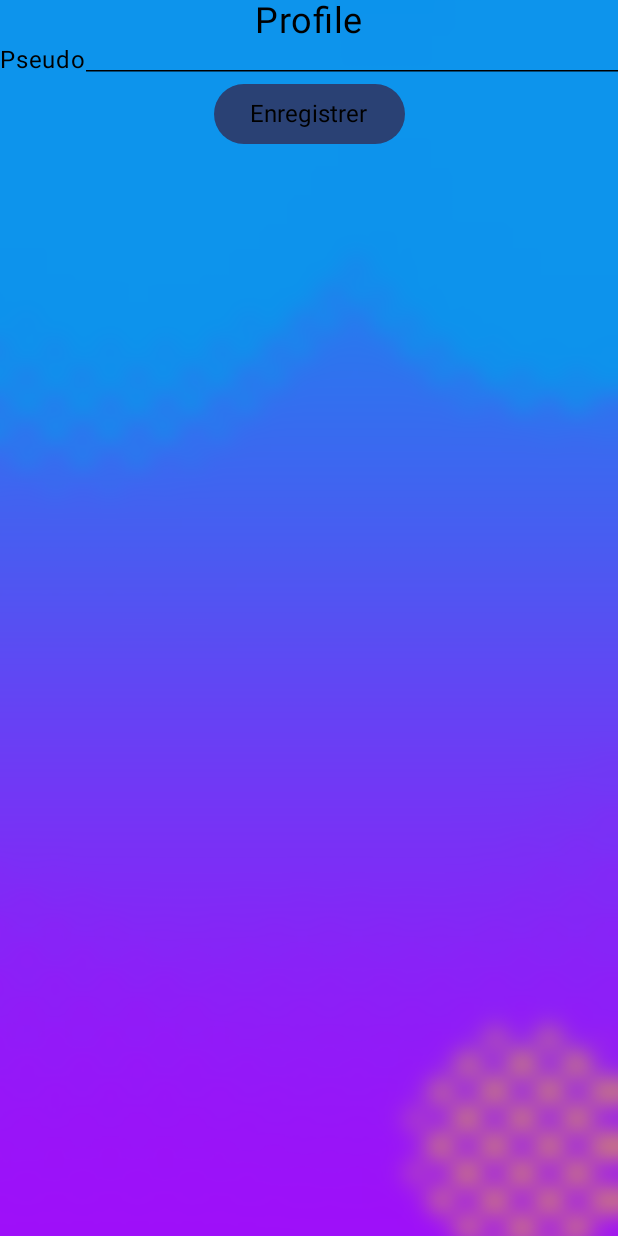
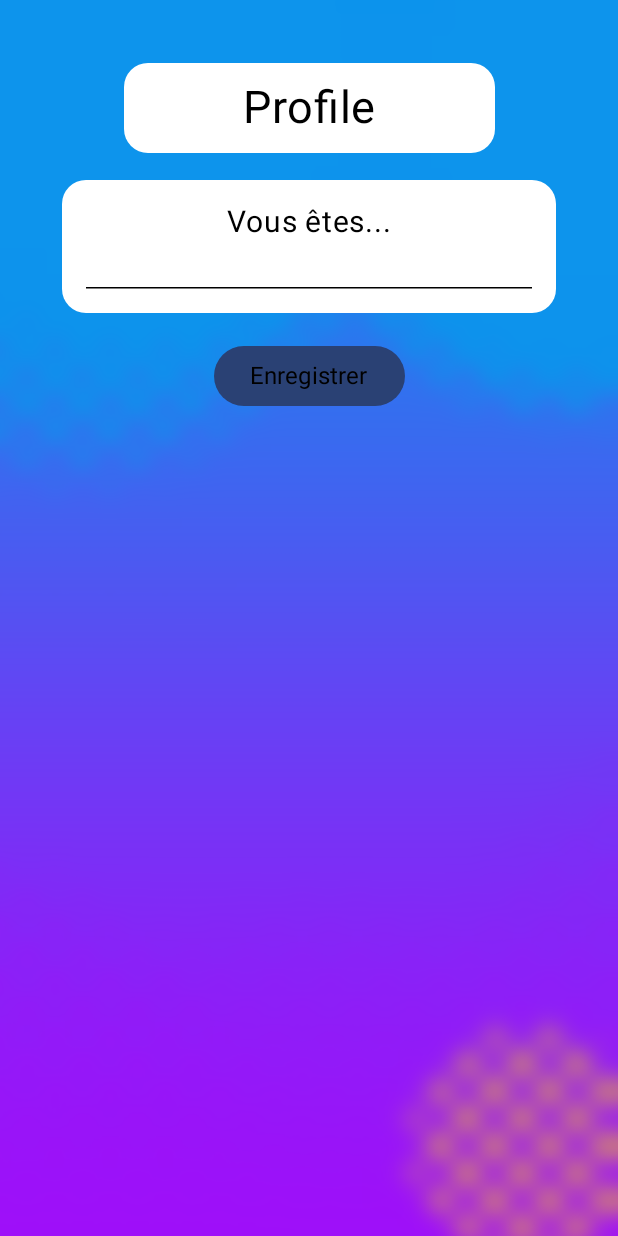
Before and after one commit to SuyuKuka/What-The-Fact-Quiz, an Android app built with Jetpack Compose: the composable ProfileScreen shown on its own in the app's theme, on a phone screen of 412 x 824 dp. Run offline under Robolectric (Android 15) with nearby library versions, the phone set to English and light mode, and no system bars; our stand-ins replace Navigation 3, Room's generated code.

Commit message:
simplification + deco profile

```diff
--- a/app/src/main/java/fr/uparis/chenliu/projet/ui/menu/MenuActivity.kt
+++ b/app/src/main/java/fr/uparis/chenliu/projet/ui/menu/MenuActivity.kt
@@ -9,8 +9,15 @@
 import androidx.activity.ComponentActivity
 import androidx.activity.compose.setContent
 import androidx.compose.foundation.Image
+import androidx.compose.foundation.background
+import androidx.compose.foundation.layout.Column
+import androidx.compose.foundation.layout.Row
+import androidx.compose.foundation.layout.Spacer
 import androidx.compose.foundation.layout.fillMaxSize
+import androidx.compose.foundation.layout.fillMaxWidth
+import androidx.compose.foundation.layout.height
 import androidx.compose.foundation.layout.padding
+import androidx.compose.foundation.shape.RoundedCornerShape
 import androidx.compose.material3.AlertDialog
 import androidx.compose.material3.Button
 import androidx.compose.material3.Scaffold
@@ -19,7 +26,9 @@
 import androidx.compose.material3.Text
 import androidx.compose.runtime.Composable
 import androidx.compose.runtime.remember
+import androidx.compose.ui.Alignment
 import androidx.compose.ui.Modifier
+import androidx.compose.ui.draw.clip
 import androidx.compose.ui.graphics.Color
 import androidx.compose.ui.layout.ContentScale
 import androidx.compose.ui.platform.LocalContext
@@ -28,6 +37,7 @@
 import androidx.compose.ui.text.font.FontFamily
 import androidx.compose.ui.text.style.TextAlign
 import androidx.compose.ui.unit.TextUnit
+import androidx.compose.ui.unit.dp
 import androidx.compose.ui.unit.sp
 import androidx.lifecycle.viewmodel.compose.viewModel
 import androidx.navigation3.runtime.entryProvider
@@ -139,6 +149,40 @@
 }
 
 @Composable
+fun DecoCard(
+    title: String,
+    font: List<Int>,
+    modifier: Modifier = Modifier,
+    title2: String = "",
+    backgroundColor: Color = Color.White,
+    content: @Composable () -> Unit
+) {
+    Column(
+        modifier = modifier
+            .fillMaxWidth(0.8f)
+            .clip(RoundedCornerShape(16.dp))
+            .background(backgroundColor)
+            .padding(16.dp),
+        horizontalAlignment = Alignment.CenterHorizontally
+    ) {
+        Row {
+            DisplayText(text = title, font = font, fontSize = 20.sp)
+        }
+        if (title2 != "") {
+            Row {
+                DisplayText(text = title2, font = font, fontSize = 20.sp)
+            }
+        }
+        Spacer(modifier = Modifier.height(8.dp))
+        content()
+    }
+}
+
+
+
+
+
+@Composable
 fun DisplayBackground(currentBackground: Int) {
     Image(
         painter = painterResource(id = currentBackground),
--- a/app/src/main/java/fr/uparis/chenliu/projet/ui/menu/ProfileScreen.kt
+++ b/app/src/main/java/fr/uparis/chenliu/projet/ui/menu/ProfileScreen.kt
@@ -1,10 +1,18 @@
 package fr.uparis.chenliu.projet.ui.menu
 
+import android.provider.SyncStateContract.Helpers.update
+import android.widget.Toast
+import androidx.compose.foundation.background
+import androidx.compose.foundation.layout.Arrangement
 import androidx.compose.foundation.layout.Box
 import androidx.compose.foundation.layout.Column
 import androidx.compose.foundation.layout.Row
+import androidx.compose.foundation.layout.Spacer
 import androidx.compose.foundation.layout.fillMaxSize
 import androidx.compose.foundation.layout.fillMaxWidth
+import androidx.compose.foundation.layout.height
+import androidx.compose.foundation.layout.padding
+import androidx.compose.foundation.shape.RoundedCornerShape
 import androidx.compose.foundation.text.BasicTextField
 import androidx.compose.foundation.text.KeyboardActions
 import androidx.compose.foundation.text.KeyboardOptions
@@ -13,7 +21,9 @@
 import androidx.compose.runtime.Composable
 import androidx.compose.ui.Alignment
 import androidx.compose.ui.Modifier
+import androidx.compose.ui.draw.clip
 import androidx.compose.ui.graphics.Color
+import androidx.compose.ui.platform.LocalContext
 import androidx.compose.ui.text.TextStyle
 import androidx.compose.ui.text.font.Font
 import androidx.compose.ui.text.font.FontFamily
@@ -35,9 +45,9 @@
     Box(modifier = Modifier.fillMaxSize()) {
         DisplayBackground(currentBackground = currentBackground.intValue)
         Column(
-            modifier = Modifier
-                .fillMaxSize(),
-            horizontalAlignment = Alignment.CenterHorizontally
+            modifier = Modifier.fillMaxSize(),
+            horizontalAlignment = Alignment.CenterHorizontally,
+            verticalArrangement = Arrangement.spacedBy(18.dp)
         ) {
             ProfileTitle(font = currentFont.value)
             ProfileUsername(model = model, username = username, font = currentFont.value)
@@ -50,13 +60,28 @@
 
 @Composable
 fun ProfileTitle(font: List<Int>) {
-    DisplayText(text = "Profile", font = font, fontSize = 24.sp)
+    Spacer(modifier = Modifier.height(24.dp))
+    Box(
+        modifier = Modifier
+            .fillMaxWidth(0.6f)
+            .background(
+                color = Color.White,
+                shape = RoundedCornerShape(16.dp)
+            )
+            .padding(vertical = 12.dp, horizontal = 16.dp),
+        contentAlignment = Alignment.Center
+    ) {
+        DisplayText(text = "Profile", font = font, fontSize = 30.sp)
+    }
+
 }
 
 @Composable
 fun ProfileUsername(model: MenuViewModel, username: String, font: List<Int>) {
-    Row {
-        DisplayText(text = "Pseudo", font = font)
+    DecoCard(
+        title = "Vous êtes...",
+        font = font,
+    ) {
         UnderlineTextField(
             list = font,
             value = username,
@@ -75,11 +100,10 @@
     if (subscription) {
         val remaining =
             (endDate[2].toInt() - year) * 12 * 30 + (endDate[1].toInt() - month) * 30 + (endDate[0].toInt() - day)
-        DisplayText(
-            text = "Abonné 👑",
+        DecoCard(
+            title = "Abonné 👑",
             font = font,
-            textAlign = TextAlign.Center
-        )
+        ) {
             DisplayText(
                 text = "Temps restant : ${remaining}j",
                 font = font,
@@ -87,10 +111,15 @@
             )
         }
     }
+}
 
 @Composable
 fun ProfilePreferredTopics(preferredTopics: String, font: List<Int>) {
     if (preferredTopics != "") {
+        DecoCard(
+            title = "Domaine préféré",
+            font = font,
+        ) {
             DisplayText(
                 text = preferredTopics,
                 font = font,
@@ -98,11 +127,17 @@
             )
         }
     }
+}
 
 @Composable
 fun ProfileButton(model: MenuViewModel, font: List<Int>) {
+    val context = LocalContext.current
     Button(
-        onClick = { model.updateUsername(); model.saved.value = true }
+        onClick = {
+            model.updateUsername();
+            model.saved.value = true;
+            Toast.makeText(context, "Profile enregistré", Toast.LENGTH_SHORT).show()
+        }
     ) {
         DisplayText(text = "Enregistrer", font = font)
     }
@@ -116,7 +151,7 @@
             onValueChange = onValueChange,
             modifier = Modifier.fillMaxWidth(),
             textStyle = TextStyle(
-                fontSize = (16 - list[1]).sp,
+                fontSize = (20 - list[1]).sp,
                 color = Color.Black,
                 fontFamily = FontFamily(Font(list[0]))
             ),
```
Also changed, not shown: app/src/main/java/fr/uparis/chenliu/projet/ui/menu/SettingsScreen.kt (+9 -36 lines), app/src/main/java/fr/uparis/chenliu/projet/ui/menu/ShopScreen.kt (+8 -28 lines). Lines whose indentation alone changed are shown as unchanged.
